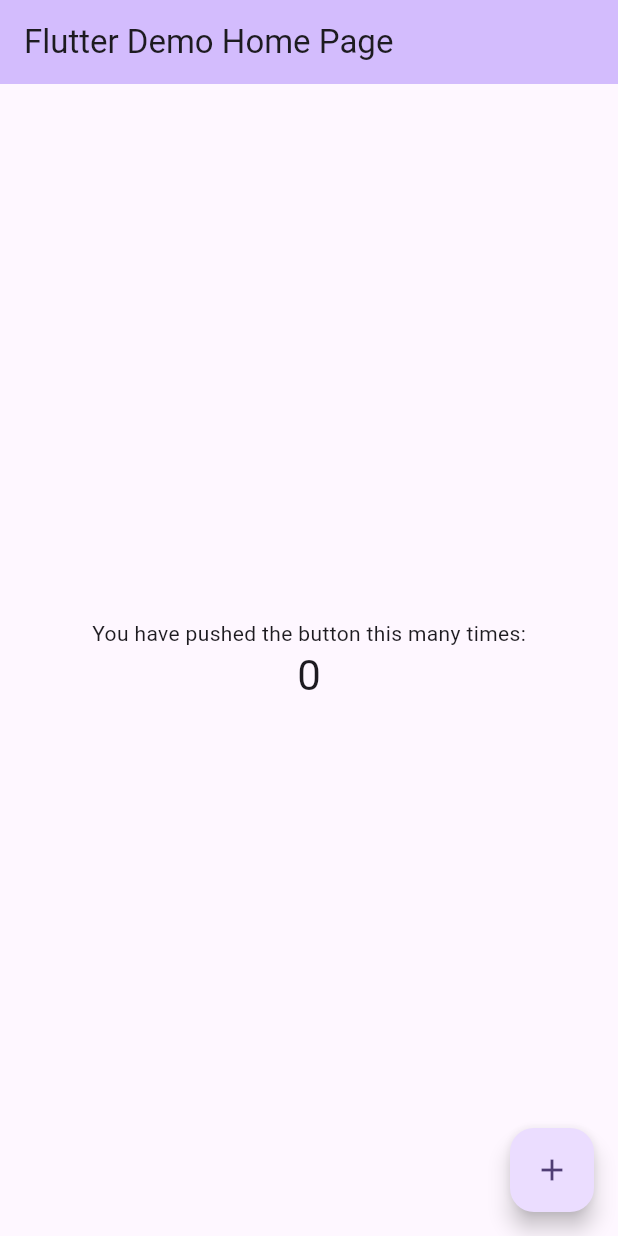
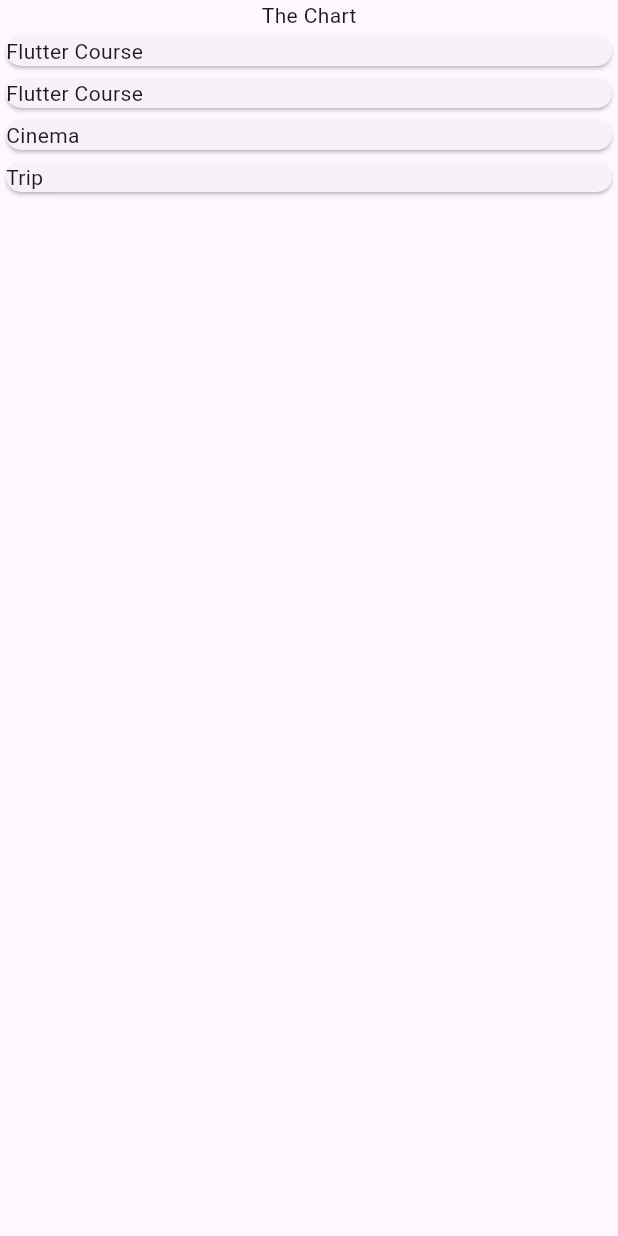
Before and after one commit to PratikPaulkar/expense_tracker, a Flutter app: the screen it shows after launch, on a phone screen of 412 x 824 dp. Run offline on Flutter 3.47's test engine with Material 3 defaults, Android fonts, the phone set to English and light mode, and no system bars.

Commit message:
Expense list ready with the card widget

```diff
--- /dev/null
+++ b/lib/expenses.dart
@@ -0,0 +1,50 @@
+import 'package:expense_tracker/expenses_list/expenses_list.dart';
+import 'package:expense_tracker/model/expense.dart';
+import 'package:flutter/material.dart';
+
+class Expenses extends StatefulWidget{
+  const Expenses({super.key});
+  @override
+  State<Expenses> createState() => _ExpensesState();
+}
+
+class _ExpensesState extends State<Expenses> {
+  final List<Expense> _registeredExpenses = [
+    Expense(
+      title: 'Flutter Course',
+      amount:20,
+      date: DateTime.now(),
+      category: Category.food,
+    ),
+    Expense(
+      title: 'Flutter Course',
+      amount:20,
+      date: DateTime.now(),
+      category: Category.food,
+    ),
+    Expense(
+      title: 'Cinema',
+      amount:20,
+      date: DateTime.now(),
+      category: Category.food,
+    ),
+    Expense(
+      title: 'Trip',
+      amount:20,
+      date: DateTime.now(),
+      category: Category.food,
+    ),
+  ];
+
+  @override
+  Widget build(BuildContext context){
+    return Scaffold(
+      body: Column(
+        children: [
+          const Text("The Chart"),
+          Expanded(child: ExpensesList(expenses: _registeredExpenses))
+        ],
+      ),
+    );
+  }
+}
--- /dev/null
+++ b/lib/expenses_list/expense_item.dart
@@ -0,0 +1,12 @@
+import 'package:expense_tracker/model/expense.dart';
+import 'package:flutter/material.dart';
+
+class ExpenseItem extends StatelessWidget{
+  const ExpenseItem(this.expense, {super.key});
+
+  final Expense expense;
+  @override
+  Widget build(BuildContext context){
+    return Card(child: Text(expense.title),);
+  }
+}
--- /dev/null
+++ b/lib/expenses_list/expenses_list.dart
@@ -0,0 +1,19 @@
+import 'package:expense_tracker/expenses_list/expense_item.dart';
+import 'package:expense_tracker/model/expense.dart';
+import 'package:flutter/material.dart';
+
+class ExpensesList extends StatelessWidget {
+  const ExpensesList({
+    super.key,
+    required this.expenses,
+  });
+
+  final List<Expense> expenses;
+  @override
+  Widget build(BuildContext context) {
+    return ListView.builder(
+      itemCount: expenses.length,
+      itemBuilder: ((context, index) => ExpenseItem(expenses[index])),
+    );
+  }
+}
--- a/lib/main.dart
+++ b/lib/main.dart
@@ -1,125 +1,10 @@
 import 'package:flutter/material.dart';
+import 'package:expense_tracker/expenses.dart';
 
 void main() {
-  runApp(const MyApp());
+  runApp(
+    const MaterialApp(
+      home: Expenses(),
+    ),
+  );
 }
-
-class MyApp extends StatelessWidget {
-  const MyApp({super.key});
-
-  // This widget is the root of your application.
-  @override
-  Widget build(BuildContext context) {
-    return MaterialApp(
-      title: 'Flutter Demo',
-      theme: ThemeData(
-        // This is the theme of your application.
-        //
-        // TRY THIS: Try running your application with "flutter run". You'll see
-        // the application has a purple toolbar. Then, without quitting the app,
-        // try changing the seedColor in the colorScheme below to Colors.green
-        // and then invoke "hot reload" (save your changes or press the "hot
-        // reload" button in a Flutter-supported IDE, or press "r" if you used
-        // the command line to start the app).
-        //
-        // Notice that the counter didn't reset back to zero; the application
-        // state is not lost during the reload. To reset the state, use hot
-        // restart instead.
-        //
-        // This works for code too, not just values: Most code changes can be
-        // tested with just a hot reload.
-        colorScheme: ColorScheme.fromSeed(seedColor: Colors.deepPurple),
-        useMaterial3: true,
-      ),
-      home: const MyHomePage(title: 'Flutter Demo Home Page'),
-    );
-  }
-}
-
-class MyHomePage extends StatefulWidget {
-  const MyHomePage({super.key, required this.title});
-
-  // This widget is the home page of your application. It is stateful, meaning
-  // that it has a State object (defined below) that contains fields that affect
-  // how it looks.
-
-  // This class is the configuration for the state. It holds the values (in this
-  // case the title) provided by the parent (in this case the App widget) and
-  // used by the build method of the State. Fields in a Widget subclass are
-  // always marked "final".
-
-  final String title;
-
-  @override
-  State<MyHomePage> createState() => _MyHomePageState();
-}
-
-class _MyHomePageState extends State<MyHomePage> {
-  int _counter = 0;
-
-  void _incrementCounter() {
-    setState(() {
-      // This call to setState tells the Flutter framework that something has
-      // changed in this State, which causes it to rerun the build method below
-      // so that the display can reflect the updated values. If we changed
-      // _counter without calling setState(), then the build method would not be
-      // called again, and so nothing would appear to happen.
-      _counter++;
-    });
-  }
-
-  @override
-  Widget build(BuildContext context) {
-    // This method is rerun every time setState is called, for instance as done
-    // by the _incrementCounter method above.
-    //
-    // The Flutter framework has been optimized to make rerunning build methods
-    // fast, so that you can just rebuild anything that needs updating rather
-    // than having to individually change instances of widgets.
-    return Scaffold(
-      appBar: AppBar(
-        // TRY THIS: Try changing the color here to a specific color (to
-        // Colors.amber, perhaps?) and trigger a hot reload to see the AppBar
-        // change color while the other colors stay the same.
-        backgroundColor: Theme.of(context).colorScheme.inversePrimary,
-        // Here we take the value from the MyHomePage object that was created by
-        // the App.build method, and use it to set our appbar title.
-        title: Text(widget.title),
-      ),
-      body: Center(
-        // Center is a layout widget. It takes a single child and positions it
-        // in the middle of the parent.
-        child: Column(
-          // Column is also a layout widget. It takes a list of children and
-          // arranges them vertically. By default, it sizes itself to fit its
-          // children horizontally, and tries to be as tall as its parent.
-          //
-          // Column has various properties to control how it sizes itself and
-          // how it positions its children. Here we use mainAxisAlignment to
-          // center the children vertically; the main axis here is the vertical
-          // axis because Columns are vertical (the cross axis would be
-          // horizontal).
-          //
-          // TRY THIS: Invoke "debug painting" (choose the "Toggle Debug Paint"
-          // action in the IDE, or press "p" in the console), to see the
-          // wireframe for each widget.
-          mainAxisAlignment: MainAxisAlignment.center,
-          children: <Widget>[
-            const Text(
-              'You have pushed the button this many times:',
-            ),
-            Text(
-              '$_counter',
-              style: Theme.of(context).textTheme.headlineMedium,
-            ),
-          ],
-        ),
-      ),
-      floatingActionButton: FloatingActionButton(
-        onPressed: _incrementCounter,
-        tooltip: 'Increment',
-        child: const Icon(Icons.add),
-      ), // This trailing comma makes auto-formatting nicer for build methods.
-    );
-  }
-}
--- /dev/null
+++ b/lib/model/expense.dart
@@ -0,0 +1,18 @@
+import 'package:uuid/uuid.dart';
+
+const uuid = Uuid();
+enum Category { food, travel, leisure, work }
+
+class Expense {
+  Expense({
+      required this.title,
+      required this.amount,
+      required this.date,
+      required this.category,
+    }) : id = uuid.v4();
+  final String id;
+  final String title;
+  final double amount;
+  final DateTime date;
+  final Category category;
+}
--- a/pubspec.yaml
+++ b/pubspec.yaml
@@ -35,6 +35,7 @@ dependencies:
   # The following adds the Cupertino Icons font to your application.
   # Use with the CupertinoIcons class for iOS style icons.
   cupertino_icons: ^1.0.2
+  uuid: ^4.3.3
 
 dev_dependencies:
   flutter_test:
```
Also changed, not shown: pubspec.lock.
